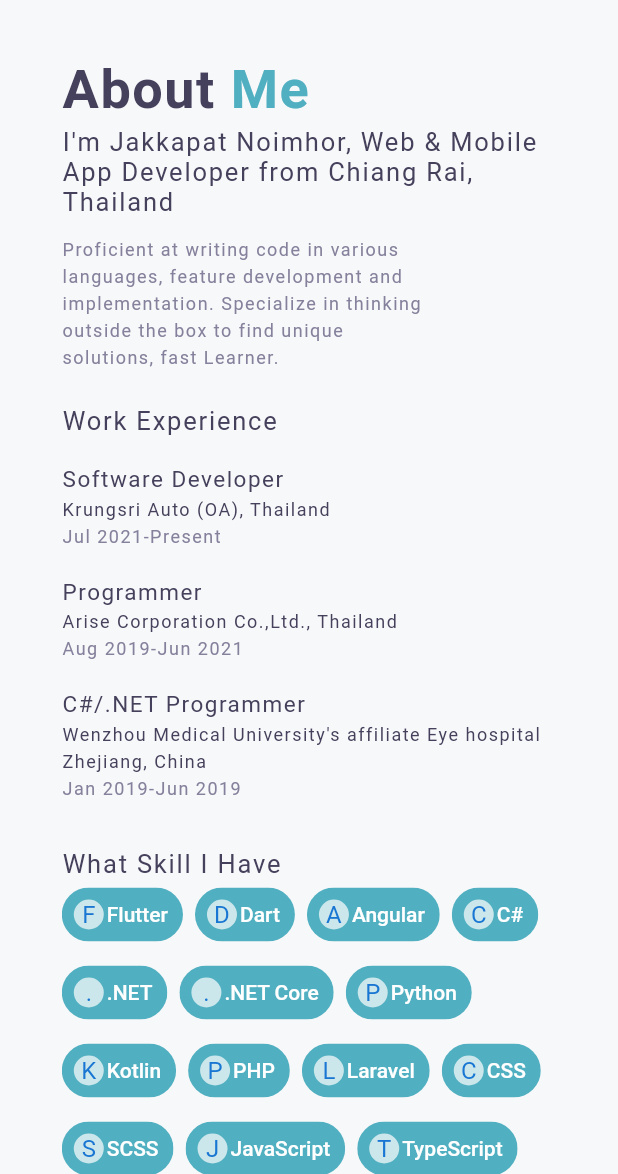
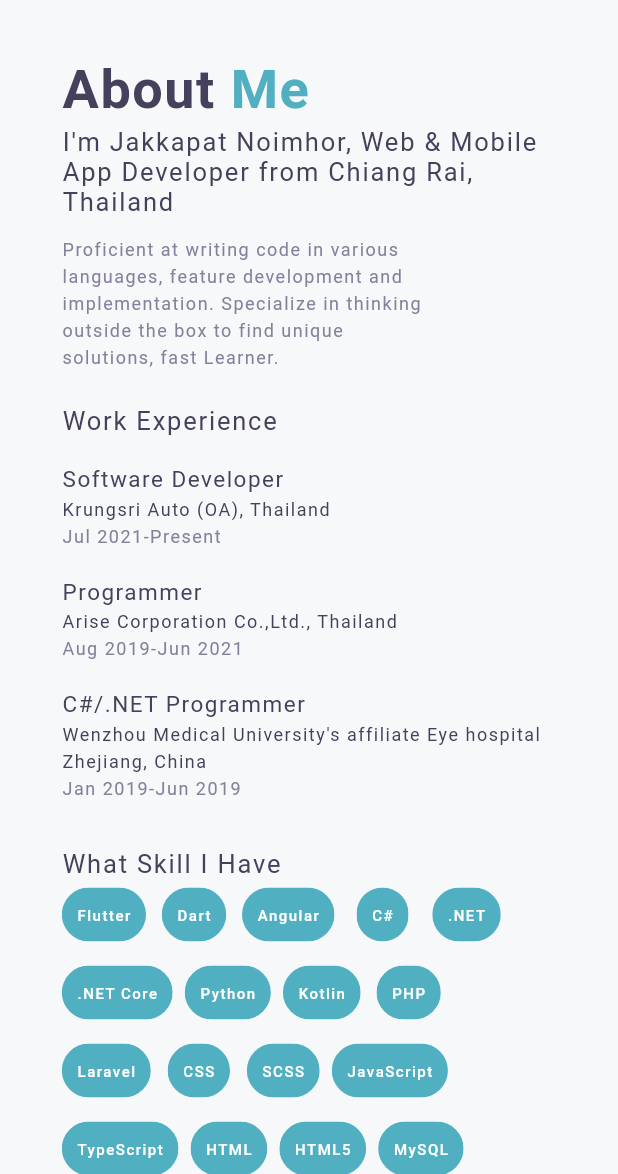
Before and after one commit to MangoStick/portfolio, a Flutter app: the screen it shows after launch, on a phone screen of 412 x 824 dp, the part 62-1236 px from its top. Run offline on Flutter 3.47's test engine with Material 2 defaults, Android fonts, the phone set to English and light mode, and no system bars; our stand-ins replace font_awesome_flutter; missing offline and left inert: dart:html; Roboto replaces fonts that are missing (NexaBold, NexaLight, ProductSans).

Commit message:
Update home.dart

```diff
--- a/lib/ui/home.dart
+++ b/lib/ui/home.dart
@@ -343,14 +343,14 @@
   Widget _buildSkillChip(BuildContext context, String label) {
     return Chip(
       labelPadding: EdgeInsets.all(2.0),
-      avatar: CircleAvatar(
-        backgroundColor: Colors.white70,
-        child: Text(label[0].toUpperCase()),
-      ),
+//       avatar: CircleAvatar(
+//         backgroundColor: Colors.white70,
+//         child: Text(label[0].toUpperCase()),
+//       ),
       label: Text(
         label,
-        style: TextStyle(
-          color: Colors.white,
+        style: TextStyles.chip.copyWith(
+          fontSize: ResponsiveWidget.isSmallScreen(context) ? 10.0 : 11.0,
         ),
       ),
       backgroundColor: Color(0xFF50AFC0),
```
